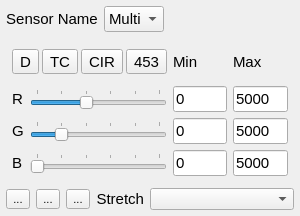
This is timeseriesviewer/ui/mapviewrendersettings.ui in jakimowb/eo-time-series-viewer as Qt 5 draws it before an edit. The edited form follows.
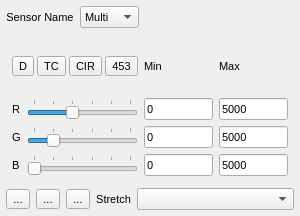
This is the edited form. Icons and pictures are not drawn. Custom widgets are drawn as their Qt base class.

```diff
--- a/timeseriesviewer/ui/mapviewrendersettings.ui
+++ b/timeseriesviewer/ui/mapviewrendersettings.ui
@@ -67,7 +67,7 @@
       <widget class="QLabel" name="labelTitle">
        <property name="font">
         <font>
-         <pointsize>11</pointsize>
+         <pointsize>8</pointsize>
          <weight>50</weight>
          <italic>false</italic>
          <bold>false</bold>
@@ -95,7 +95,7 @@
        </property>
        <property name="font">
         <font>
-         <pointsize>11</pointsize>
+         <pointsize>8</pointsize>
         </font>
        </property>
        <item>
@@ -126,7 +126,7 @@
        </property>
        <property name="font">
         <font>
-         <pointsize>11</pointsize>
+         <pointsize>8</pointsize>
         </font>
        </property>
        <property name="text">
@@ -224,6 +224,11 @@
        </item>
        <item row="0" column="2">
         <widget class="QLabel" name="labelMax">
+         <property name="font">
+          <font>
+           <pointsize>8</pointsize>
+          </font>
+         </property>
          <property name="text">
           <string>Min</string>
          </property>
@@ -245,7 +250,7 @@
          </property>
          <property name="font">
           <font>
-           <pointsize>11</pointsize>
+           <pointsize>8</pointsize>
           </font>
          </property>
          <property name="text">
@@ -257,7 +262,7 @@
         <widget class="QLineEdit" name="tbGreenMin">
          <property name="font">
           <font>
-           <pointsize>11</pointsize>
+           <pointsize>8</pointsize>
           </font>
          </property>
          <property name="text">
@@ -281,7 +286,7 @@
          </property>
          <property name="font">
           <font>
-           <pointsize>11</pointsize>
+           <pointsize>8</pointsize>
           </font>
          </property>
          <property name="text">
@@ -291,6 +296,11 @@
        </item>
        <item row="0" column="3">
         <widget class="QLabel" name="labelMin">
+         <property name="font">
+          <font>
+           <pointsize>8</pointsize>
+          </font>
+         </property>
          <property name="text">
           <string>Max</string>
          </property>
@@ -306,7 +316,7 @@
          </property>
          <property name="font">
           <font>
-           <pointsize>11</pointsize>
+           <pointsize>8</pointsize>
           </font>
          </property>
          <property name="text">
@@ -318,7 +328,7 @@
         <widget class="QLabel" name="labelGreen">
          <property name="font">
           <font>
-           <pointsize>11</pointsize>
+           <pointsize>8</pointsize>
           </font>
          </property>
          <property name="styleSheet">
@@ -364,7 +374,7 @@
         <widget class="QLabel" name="labelRed">
          <property name="font">
           <font>
-           <pointsize>11</pointsize>
+           <pointsize>8</pointsize>
           </font>
          </property>
          <property name="styleSheet">
@@ -379,7 +389,7 @@
         <widget class="QLabel" name="labelBlue">
          <property name="font">
           <font>
-           <pointsize>11</pointsize>
+           <pointsize>8</pointsize>
           </font>
          </property>
          <property name="text">
@@ -416,7 +426,7 @@
         <widget class="QLineEdit" name="tbBlueMin">
          <property name="font">
           <font>
-           <pointsize>11</pointsize>
+           <pointsize>8</pointsize>
           </font>
          </property>
          <property name="text">
@@ -434,7 +444,7 @@
          </property>
          <property name="font">
           <font>
-           <pointsize>11</pointsize>
+           <pointsize>8</pointsize>
           </font>
          </property>
          <property name="text">
@@ -476,7 +486,7 @@
            <widget class="QToolButton" name="btnDefaultMB">
             <property name="font">
              <font>
-              <pointsize>11</pointsize>
+              <pointsize>8</pointsize>
               <italic>false</italic>
              </font>
             </property>
@@ -492,7 +502,7 @@
            <widget class="QToolButton" name="btnTrueColor">
             <property name="font">
              <font>
-              <pointsize>11</pointsize>
+              <pointsize>8</pointsize>
               <italic>false</italic>
              </font>
             </property>
@@ -508,7 +518,7 @@
            <widget class="QToolButton" name="btnCIR">
             <property name="font">
              <font>
-              <pointsize>11</pointsize>
+              <pointsize>8</pointsize>
               <italic>false</italic>
              </font>
             </property>
@@ -524,7 +534,7 @@
            <widget class="QToolButton" name="btn453">
             <property name="font">
              <font>
-              <pointsize>11</pointsize>
+              <pointsize>8</pointsize>
               <italic>false</italic>
              </font>
             </property>
@@ -882,7 +892,7 @@
       <widget class="QLabel" name="label">
        <property name="font">
         <font>
-         <pointsize>11</pointsize>
+         <pointsize>8</pointsize>
         </font>
        </property>
        <property name="text">
```
Left out of the diff: 74 changed lines with no effect on the pictures.
